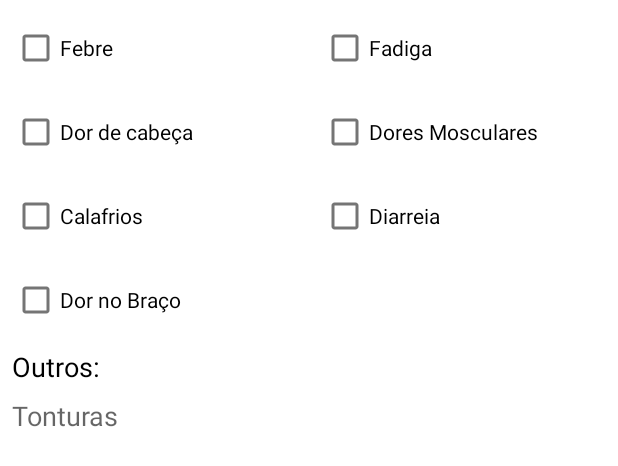
After one commit to leonelr9/ControloVacinas, an Android app: the layout item_efeitos_secundarios.xml on its own in the app's theme, with its tools: preview values and no code run, on a phone screen of 412 x 824 dp. The commit adds this screen. Shown: the top 466 px of the screen. Run offline under Robolectric (Android 15) with nearby library versions, the phone set to English and light mode, and no system bars.

Commit message:
Criado layout para mostrat cada efeito secundario

```diff
--- /dev/null
+++ b/app/src/main/res/layout/item_efeitos_secundarios.xml
@@ -0,0 +1,130 @@
+<?xml version="1.0" encoding="utf-8"?>
+<androidx.constraintlayout.widget.ConstraintLayout xmlns:android="http://schemas.android.com/apk/res/android"
+    xmlns:app="http://schemas.android.com/apk/res-auto"
+    xmlns:tools="http://schemas.android.com/tools"
+    android:layout_width="match_parent"
+    android:layout_height="wrap_content">
+
+    <CheckBox
+        android:id="@+id/checkBoxFebre"
+        android:layout_width="0dp"
+        android:layout_height="wrap_content"
+        android:layout_marginStart="@dimen/margem_campos"
+        android:layout_marginLeft="@dimen/margem_campos"
+        android:layout_marginTop="@dimen/margem_campos"
+        android:layout_marginEnd="@dimen/margem_campos"
+        android:layout_marginRight="@dimen/margem_campos"
+        android:text="@string/febre"
+        app:layout_constraintEnd_toStartOf="@+id/guideline6"
+        app:layout_constraintStart_toStartOf="parent"
+        app:layout_constraintTop_toTopOf="parent" />
+
+    <CheckBox
+        android:id="@+id/checkBoxFadiga"
+        android:layout_width="0dp"
+        android:layout_height="wrap_content"
+        android:layout_marginStart="@dimen/margem_campos"
+        android:layout_marginLeft="@dimen/margem_campos"
+        android:layout_marginTop="@dimen/margem_campos"
+        android:layout_marginEnd="@dimen/margem_campos"
+        android:layout_marginRight="@dimen/margem_campos"
+        android:text="@string/fadiga"
+        app:layout_constraintEnd_toEndOf="parent"
+        app:layout_constraintStart_toStartOf="@+id/guideline6"
+        app:layout_constraintTop_toTopOf="parent" />
+
+    <CheckBox
+        android:id="@+id/checkBoxDorCabeca"
+        android:layout_width="0dp"
+        android:layout_height="wrap_content"
+        android:layout_marginStart="@dimen/margem_campos"
+        android:layout_marginLeft="@dimen/margem_campos"
+        android:layout_marginTop="@dimen/margem_campos"
+        android:text="@string/dor_de_cabeca"
+        app:layout_constraintEnd_toEndOf="@+id/checkBoxFebre"
+        app:layout_constraintStart_toStartOf="parent"
+        app:layout_constraintTop_toBottomOf="@+id/checkBoxFebre" />
+
+    <CheckBox
+        android:id="@+id/checkBoxDoresMosculares"
+        android:layout_width="0dp"
+        android:layout_height="wrap_content"
+        android:layout_marginTop="@dimen/margem_campos"
+        android:layout_marginEnd="@dimen/margem_campos"
+        android:layout_marginRight="@dimen/margem_campos"
+        android:text="@string/dores_mosculares"
+        app:layout_constraintEnd_toEndOf="parent"
+        app:layout_constraintStart_toStartOf="@+id/checkBoxFadiga"
+        app:layout_constraintTop_toBottomOf="@+id/checkBoxFadiga" />
+
+    <CheckBox
+        android:id="@+id/checkBoxDorBraco"
+        android:layout_width="0dp"
+        android:layout_height="wrap_content"
+        android:layout_marginStart="@dimen/margem_campos"
+        android:layout_marginLeft="@dimen/margem_campos"
+        android:layout_marginTop="@dimen/margem_campos"
+        android:text="@string/dor_no_braco"
+        app:layout_constraintEnd_toEndOf="@+id/checkBoxCalafrios"
+        app:layout_constraintStart_toStartOf="parent"
+        app:layout_constraintTop_toBottomOf="@+id/checkBoxCalafrios" />
+
+    <CheckBox
+        android:id="@+id/checkBoxCalafrios"
+        android:layout_width="0dp"
+        android:layout_height="wrap_content"
+        android:layout_marginStart="@dimen/margem_campos"
+        android:layout_marginLeft="@dimen/margem_campos"
+        android:layout_marginTop="@dimen/margem_campos"
+        android:text="@string/calafrios"
+        app:layout_constraintEnd_toEndOf="@+id/checkBoxDorCabeca"
+        app:layout_constraintStart_toStartOf="parent"
+        app:layout_constraintTop_toBottomOf="@+id/checkBoxDorCabeca" />
+
+    <CheckBox
+        android:id="@+id/checkBoxDiarreia"
+        android:layout_width="0dp"
+        android:layout_height="wrap_content"
+        android:layout_marginTop="@dimen/margem_campos"
+        android:layout_marginEnd="@dimen/margem_campos"
+        android:layout_marginRight="@dimen/margem_campos"
+        android:text="@string/diarreia"
+        app:layout_constraintEnd_toEndOf="parent"
+        app:layout_constraintStart_toStartOf="@+id/checkBoxDoresMosculares"
+        app:layout_constraintTop_toBottomOf="@+id/checkBoxDoresMosculares" />
+
+    <androidx.constraintlayout.widget.Guideline
+        android:id="@+id/guideline6"
+        android:layout_width="wrap_content"
+        android:layout_height="wrap_content"
+        android:orientation="vertical"
+        app:layout_constraintGuide_percent="0.5" />
+
+    <TextView
+        android:id="@+id/textView4"
+        android:layout_width="wrap_content"
+        android:layout_height="wrap_content"
+        android:layout_marginTop="@dimen/margem_campos"
+        android:text="@string/outros"
+        android:textAppearance="@style/TextAppearance.AppCompat.Medium"
+        android:textColor="#000000"
+        app:layout_constraintStart_toStartOf="@+id/checkBoxDorBraco"
+        app:layout_constraintTop_toBottomOf="@+id/checkBoxDorBraco" />
+
+    <TextView
+        android:id="@+id/textViewOutrosSintomas"
+        android:layout_width="0dp"
+        android:layout_height="wrap_content"
+        android:layout_marginStart="@dimen/margem_campos"
+        android:layout_marginLeft="@dimen/margem_campos"
+        android:layout_marginTop="@dimen/margem_campos"
+        android:layout_marginEnd="@dimen/margem_campos"
+        android:layout_marginRight="@dimen/margem_campos"
+        android:paddingBottom="@dimen/margem_campos"
+        android:textAppearance="@style/TextAppearance.AppCompat.Medium"
+        app:layout_constraintEnd_toEndOf="parent"
+        app:layout_constraintStart_toStartOf="parent"
+        app:layout_constraintTop_toBottomOf="@+id/textView4"
+        tools:text="Tonturas" />
+
+</androidx.constraintlayout.widget.ConstraintLayout>
--- a/app/src/main/res/values/strings.xml
+++ b/app/src/main/res/values/strings.xml
@@ -18,4 +18,12 @@
     <string name="numero_do_lote">Numero do Lote:</string>
     <string name="data_da_vacinacao">Data da vacinação:</string>
     <string name="vacinas">Vacinas</string>
+    <string name="dor_no_braco">Dor no Braço</string>
+    <string name="calafrios">Calafrios</string>
+    <string name="dores_mosculares">Dores Mosculares</string>
+    <string name="diarreia">Diarreia</string>
+    <string name="dor_de_cabeca">Dor de cabeça</string>
+    <string name="fadiga">Fadiga</string>
+    <string name="outros">Outros:</string>
+    <string name="febre">Febre</string>
 </resources>
```
